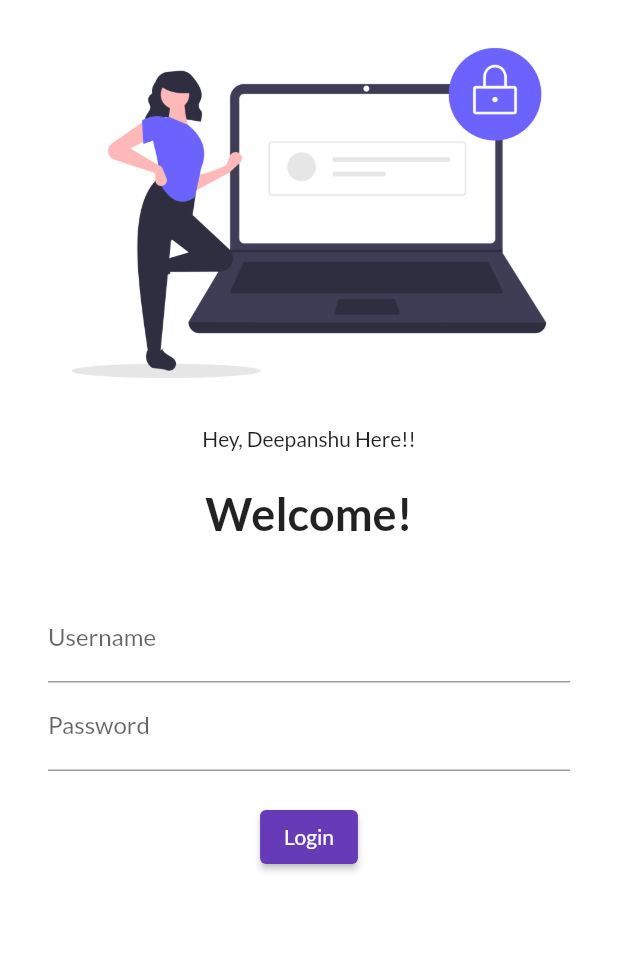
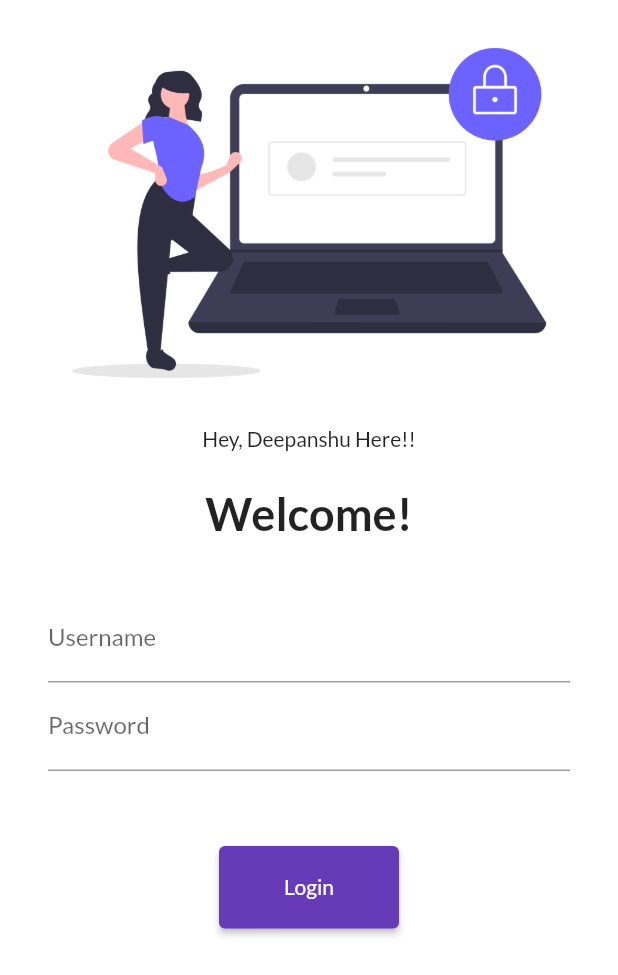
Before and after one commit to deepanshu005/Catlog_App, a Flutter app: the screen it shows after launch, on a phone screen of 412 x 824 dp. Shown: the top 975 px of the screen. Run offline on Flutter 3.47's test engine with Material 2 defaults, Android fonts, the phone set to English and light mode, and no system bars; our stand-ins replace google_fonts.

Commit message:
Day4 completed

```diff
--- a/lib/main.dart
+++ b/lib/main.dart
@@ -1,4 +1,5 @@
 import 'package:codepur/pages/login_page.dart';
+import 'package:codepur/utils/routes.dart';
 import 'package:flutter/material.dart';
 import 'package:codepur/pages/home_page.dart';
 import 'package:google_fonts/google_fonts.dart';
@@ -20,6 +21,7 @@ class MyApp extends StatelessWidget {
         fontFamily: GoogleFonts.lato().fontFamily,
         //primaryTextTheme: GoogleFonts.latoTextTheme(),
       ),
+      //debugShowCheckedModeBanner: false, // to remove debug banner from right top corner
       darkTheme: ThemeData(
         brightness: Brightness.dark,
       ),
@@ -27,8 +29,8 @@ class MyApp extends StatelessWidget {
       routes: {
         // it needs map
         "/": (context) => LoginPage(), // Bydefault will be login page
-        "/home": (context) => HomePage(),
-        "/Login": (context) => LoginPage(),
+        MyRoutes.homeRoute: (context) => HomePage(),
+        MyRoutes.loginRoute: (context) => LoginPage(),
       },
     );
   }
--- a/lib/pages/login_page.dart
+++ b/lib/pages/login_page.dart
@@ -1,3 +1,4 @@
+import 'package:codepur/utils/routes.dart';
 import 'package:flutter/material.dart';
 
 class LoginPage extends StatelessWidget {
@@ -5,6 +6,7 @@ class LoginPage extends StatelessWidget {
   Widget build(BuildContext context) {
     return Material(
       color: Colors.white,
+      child: SingleChildScrollView(
         child: Column(
           children: [
             Image.asset(
@@ -44,18 +46,21 @@ class LoginPage extends StatelessWidget {
                     ),
                   ),
                   SizedBox(
-                  height: 20.0,
+                    height: 50.0,
                   ),
                   ElevatedButton(
-                  onPressed: () {},
+                    onPressed: () {
+                      Navigator.pushNamed(context, MyRoutes.homeRoute);
+                    },
                     child: Text("Login"),
-                  style: TextButton.styleFrom(),
+                    style: TextButton.styleFrom(minimumSize: Size(120, 55)),
                   )
                 ],
               ),
             )
           ],
         ),
+      ),
     );
   }
 }
--- /dev/null
+++ b/lib/utils/routes.dart
@@ -0,0 +1,4 @@
+class MyRoutes {
+  static String loginRoute = "/login";
+  static String homeRoute = "/home";
+}
```
Lines whose indentation alone changed are shown as unchanged.
